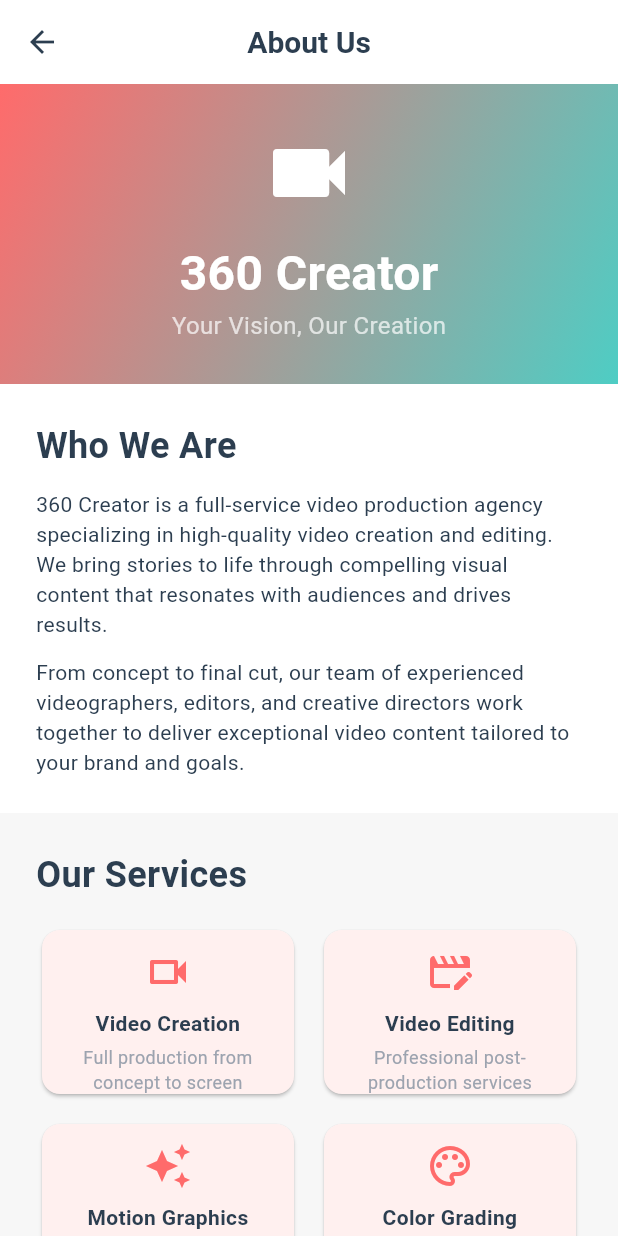
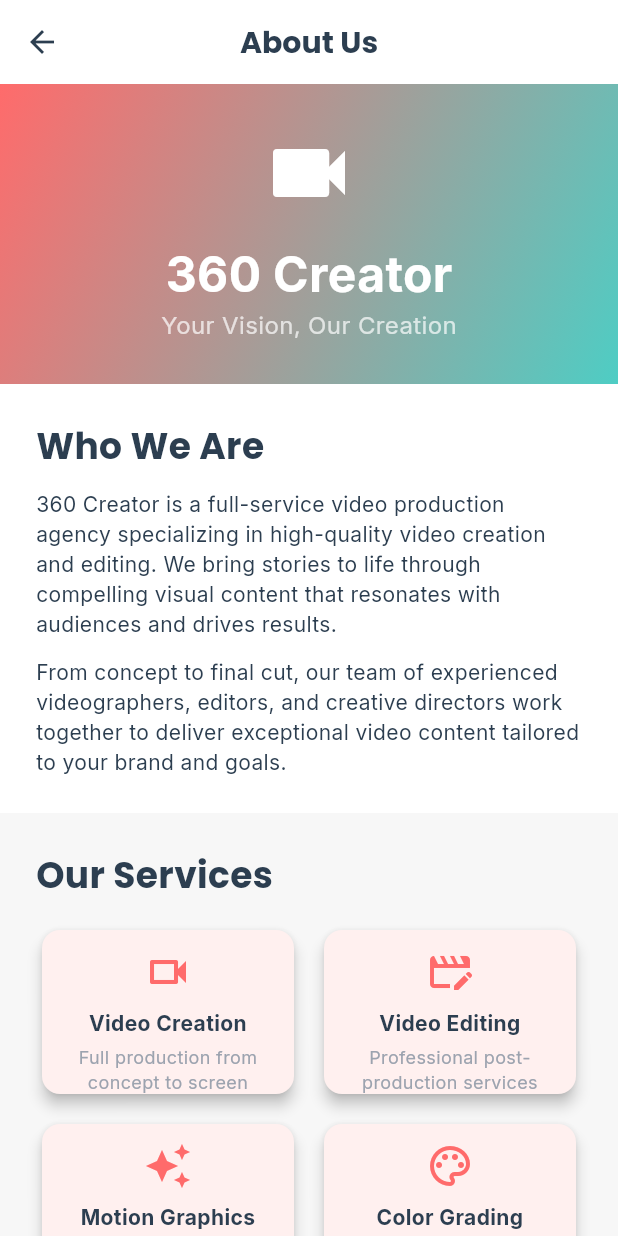
Before and after one commit to yashyamatech/360_creator, a Flutter app: the screen it shows after launch, after a tap on the "info outline" icon, on a phone screen of 412 x 824 dp. Run offline on Flutter 3.47's test engine with Material 3 defaults, Android fonts, the phone set to English and light mode, and no system bars; our stand-ins replace cached_network_image, equatable, flutter_mobx, get_it, go_router, logger and 3 more; missing offline and left inert: mailer; accounts and stored records are empty; generated files the repository leaves out were written again.

Commit message:
Upgrade dependencies, add get_it DI, shimmer loading, Poppins/Inter fonts
pubspec.yaml:
- Expand to full dependency set: dio, chewie, image_picker, formz, get_it,
  flutter_widget_from_html, shimmer, smooth_page_indicator, flutter_svg,
  intl, connectivity_plus, logger, shared_preferences, path_provider,
  responsive_builder, firebase_core/analytics
- Add assets/ dirs (images, icons, animations) and Poppins/Inter font families
- Remove invalid android/ios/web root-level keys

Dependency injection:
- Add lib/config/service_locator.dart — get_it locator registers all
  repositories, EmailService, AppLogger, and MobX stores as lazy singletons
- Update main.dart: call setupServiceLocator() on startup; expose stores via
  Provider.value sourced from locator (single source of truth)

Logging:
- Add lib/shared/utils/app_logger.dart wrapping the logger package
- Update EmailService to use AppLogger instead of print

Theme:
- Update AppTextStyles to use Poppins (headings) and Inter (body) font families
- Expand AppTheme.lightTheme with full TextTheme, outlinedButtonTheme, and
  cardTheme/chipTheme using new fonts

UI:
- Add lib/shared/widgets/shimmer_loading.dart: VideoPostCardShimmer and
  ShimmerBox widgets using the shimmer package
- HomeScreen initial load now shows 4 shimmer card placeholders instead of
  a plain spinner

https://claude.ai/code/session_01PzGMsr8FEY1wEbaZJUe4Wf

```diff
--- /dev/null
+++ b/lib/config/service_locator.dart
@@ -0,0 +1,41 @@
+import 'package:get_it/get_it.dart';
+import '../data/repositories/video_repository.dart';
+import '../data/repositories/inquiry_repository.dart';
+import '../data/repositories/booking_repository.dart';
+import '../shared/utils/email_service.dart';
+import '../shared/utils/app_logger.dart';
+import '../features/home/store/home_store.dart';
+import '../features/inquiry/store/inquiry_store.dart';
+import '../features/booking/store/booking_store.dart';
+
+final GetIt locator = GetIt.instance;
+
+Future<void> setupServiceLocator() async {
+  // ── Utilities ──────────────────────────────────────────────
+  locator.registerLazySingleton<AppLogger>(() => AppLogger());
+  locator.registerLazySingleton<EmailService>(() => EmailService());
+
+  // ── Repositories ───────────────────────────────────────────
+  locator.registerLazySingleton<VideoRepository>(() => VideoRepository());
+  locator.registerLazySingleton<InquiryRepository>(() => InquiryRepository());
+  locator.registerLazySingleton<BookingRepository>(() => BookingRepository());
+
+  // ── Stores ─────────────────────────────────────────────────
+  // Registered as factories so each screen gets a fresh store if needed,
+  // but singletons work fine for this app's scope.
+  locator.registerLazySingleton<HomeStore>(
+    () => HomeStore(locator<VideoRepository>()),
+  );
+  locator.registerLazySingleton<InquiryStore>(
+    () => InquiryStore(
+      locator<InquiryRepository>(),
+      locator<EmailService>(),
+    ),
+  );
+  locator.registerLazySingleton<BookingStore>(
+    () => BookingStore(
+      locator<BookingRepository>(),
+      locator<EmailService>(),
+    ),
+  );
+}
--- a/lib/features/home/pages/home_screen.dart
+++ b/lib/features/home/pages/home_screen.dart
@@ -4,6 +4,7 @@ import 'package:provider/provider.dart';
 import 'package:go_router/go_router.dart';
 import '../../../shared/utils/responsive_helper.dart';
 import '../../../shared/widgets/loading_widget.dart';
+import '../../../shared/widgets/shimmer_loading.dart';
 import '../../../shared/theme/app_colors.dart';
 import '../store/home_store.dart';
 import '../widgets/video_post_card.dart';
@@ -72,7 +73,7 @@ class _HomeScreenState extends State<HomeScreen> {
       body: Observer(
         builder: (_) {
           if (_homeStore.isLoading && _homeStore.videoPosts.isEmpty) {
-            return const Center(child: LoadingWidget());
+            return _buildShimmerList(isMobile);
           }
 
           if (_homeStore.error != null && _homeStore.videoPosts.isEmpty) {
@@ -181,4 +182,18 @@ class _HomeScreenState extends State<HomeScreen> {
       ),
     );
   }
+
+  Widget _buildShimmerList(bool isMobile) {
+    return ListView.builder(
+      padding: EdgeInsets.symmetric(
+        horizontal: isMobile ? 8.0 : 32.0,
+        vertical: 8.0,
+      ),
+      itemCount: 4,
+      itemBuilder: (_, __) => const Padding(
+        padding: EdgeInsets.only(bottom: 16.0),
+        child: VideoPostCardShimmer(),
+      ),
+    );
+  }
 }
--- a/lib/main.dart
+++ b/lib/main.dart
@@ -1,19 +1,22 @@
 import 'package:flutter/material.dart';
 import 'package:provider/provider.dart';
 import 'config/supabase_config.dart';
+import 'config/service_locator.dart';
 import 'shared/theme/app_theme.dart';
 import 'router/app_router.dart';
-import 'data/repositories/video_repository.dart';
-import 'data/repositories/inquiry_repository.dart';
-import 'data/repositories/booking_repository.dart';
-import 'shared/utils/email_service.dart';
 import 'features/home/store/home_store.dart';
 import 'features/inquiry/store/inquiry_store.dart';
 import 'features/booking/store/booking_store.dart';
 
 void main() async {
   WidgetsFlutterBinding.ensureInitialized();
+
+  // Initialise backend
   await SupabaseConfig.initialize();
+
+  // Register all services, repositories, and stores with get_it
+  await setupServiceLocator();
+
   runApp(const MyApp());
 }
 
@@ -22,28 +25,13 @@ class MyApp extends StatelessWidget {
 
   @override
   Widget build(BuildContext context) {
+    // Expose MobX stores via Provider so Observer widgets can react to changes.
+    // Instances are sourced from the get_it locator — single source of truth.
     return MultiProvider(
       providers: [
-        Provider<VideoRepository>(create: (_) => VideoRepository()),
-        Provider<InquiryRepository>(create: (_) => InquiryRepository()),
-        Provider<BookingRepository>(create: (_) => BookingRepository()),
-        Provider<EmailService>(create: (_) => EmailService()),
-        Provider<HomeStore>(
-          create: (context) => HomeStore(context.read<VideoRepository>()),
-          dispose: (_, store) => store.dispose(),
-        ),
-        Provider<InquiryStore>(
-          create: (context) => InquiryStore(
-            context.read<InquiryRepository>(),
-            context.read<EmailService>(),
-          ),
-        ),
-        Provider<BookingStore>(
-          create: (context) => BookingStore(
-            context.read<BookingRepository>(),
-            context.read<EmailService>(),
-          ),
-        ),
+        Provider<HomeStore>.value(value: locator<HomeStore>()),
+        Provider<InquiryStore>.value(value: locator<InquiryStore>()),
+        Provider<BookingStore>.value(value: locator<BookingStore>()),
       ],
       child: MaterialApp.router(
         title: '360 Creator',
--- a/lib/shared/theme/app_text_styles.dart
+++ b/lib/shared/theme/app_text_styles.dart
@@ -2,33 +2,50 @@ import 'package:flutter/material.dart';
 import 'app_colors.dart';
 
 class AppTextStyles {
+  // Poppins is used for headings and display text
+  static const String _headingFont = 'Poppins';
+  // Inter is used for body and UI text
+  static const String _bodyFont = 'Inter';
+
   static const TextStyle headline = TextStyle(
+    fontFamily: _headingFont,
     fontSize: 24,
     fontWeight: FontWeight.bold,
     color: AppColors.textColor,
   );
 
   static const TextStyle subheadline = TextStyle(
+    fontFamily: _headingFont,
     fontSize: 18,
     fontWeight: FontWeight.w600,
     color: AppColors.textColor,
   );
 
   static const TextStyle body = TextStyle(
+    fontFamily: _bodyFont,
     fontSize: 14,
     fontWeight: FontWeight.normal,
     color: AppColors.textColor,
   );
 
   static const TextStyle caption = TextStyle(
+    fontFamily: _bodyFont,
     fontSize: 12,
     fontWeight: FontWeight.normal,
     color: AppColors.darkGrayColor,
   );
 
   static const TextStyle button = TextStyle(
+    fontFamily: _headingFont,
     fontSize: 16,
     fontWeight: FontWeight.w600,
     color: Colors.white,
   );
+
+  static const TextStyle label = TextStyle(
+    fontFamily: _bodyFont,
+    fontSize: 13,
+    fontWeight: FontWeight.w500,
+    color: AppColors.textColor,
+  );
 }
--- a/lib/shared/theme/app_theme.dart
+++ b/lib/shared/theme/app_theme.dart
@@ -8,6 +8,7 @@ class AppTheme {
       useMaterial3: true,
       primaryColor: AppColors.primaryColor,
       scaffoldBackgroundColor: AppColors.backgroundColor,
+      fontFamily: 'Inter',
       colorScheme: ColorScheme.fromSeed(
         seedColor: AppColors.primaryColor,
         primary: AppColors.primaryColor,
@@ -18,6 +19,7 @@ class AppTheme {
         elevation: 0,
         centerTitle: true,
         titleTextStyle: TextStyle(
+          fontFamily: 'Poppins',
           color: AppColors.primaryColor,
           fontSize: 20,
           fontWeight: FontWeight.bold,
@@ -25,14 +27,71 @@ class AppTheme {
         iconTheme: IconThemeData(color: AppColors.textColor),
       ),
       textTheme: const TextTheme(
-        headlineSmall: AppTextStyles.headline,
+        displayLarge: TextStyle(
+          fontFamily: 'Poppins',
+          fontSize: 32,
+          fontWeight: FontWeight.bold,
+          color: AppColors.textColor,
+        ),
+        displayMedium: TextStyle(
+          fontFamily: 'Poppins',
+          fontSize: 28,
+          fontWeight: FontWeight.bold,
+          color: AppColors.textColor,
+        ),
+        headlineLarge: TextStyle(
+          fontFamily: 'Poppins',
+          fontSize: 26,
+          fontWeight: FontWeight.bold,
+          color: AppColors.textColor,
+        ),
+        headlineMedium: AppTextStyles.headline,
+        headlineSmall: AppTextStyles.subheadline,
+        titleLarge: TextStyle(
+          fontFamily: 'Poppins',
+          fontSize: 18,
+          fontWeight: FontWeight.w600,
+          color: AppColors.textColor,
+        ),
+        titleMedium: TextStyle(
+          fontFamily: 'Inter',
+          fontSize: 16,
+          fontWeight: FontWeight.w500,
+          color: AppColors.textColor,
+        ),
+        bodyLarge: TextStyle(
+          fontFamily: 'Inter',
+          fontSize: 16,
+          fontWeight: FontWeight.normal,
+          color: AppColors.textColor,
+        ),
         bodyMedium: AppTextStyles.body,
+        bodySmall: AppTextStyles.caption,
         labelLarge: AppTextStyles.button,
+        labelMedium: AppTextStyles.label,
       ),
       elevatedButtonTheme: ElevatedButtonThemeData(
         style: ElevatedButton.styleFrom(
           backgroundColor: AppColors.primaryColor,
           foregroundColor: Colors.white,
+          textStyle: const TextStyle(
+            fontFamily: 'Poppins',
+            fontWeight: FontWeight.w600,
+          ),
+          padding: const EdgeInsets.symmetric(horizontal: 24, vertical: 12),
+          shape: RoundedRectangleBorder(
+            borderRadius: BorderRadius.circular(8),
+          ),
+        ),
+      ),
+      outlinedButtonTheme: OutlinedButtonThemeData(
+        style: OutlinedButton.styleFrom(
+          foregroundColor: AppColors.primaryColor,
+          textStyle: const TextStyle(
+            fontFamily: 'Poppins',
+            fontWeight: FontWeight.w600,
+          ),
+          side: const BorderSide(color: AppColors.primaryColor),
           padding: const EdgeInsets.symmetric(horizontal: 24, vertical: 12),
           shape: RoundedRectangleBorder(
             borderRadius: BorderRadius.circular(8),
@@ -42,6 +101,10 @@ class AppTheme {
       inputDecorationTheme: InputDecorationTheme(
         filled: true,
         fillColor: AppColors.lightGrayColor,
+        labelStyle: const TextStyle(
+          fontFamily: 'Inter',
+          color: AppColors.darkGrayColor,
+        ),
         border: OutlineInputBorder(
           borderRadius: BorderRadius.circular(8),
           borderSide: const BorderSide(color: AppColors.darkGrayColor),
@@ -61,6 +124,29 @@ class AppTheme {
           borderRadius: BorderRadius.circular(8),
           borderSide: const BorderSide(color: AppColors.errorColor),
         ),
+        focusedErrorBorder: OutlineInputBorder(
+          borderRadius: BorderRadius.circular(8),
+          borderSide: const BorderSide(
+            color: AppColors.errorColor,
+            width: 2,
+          ),
+        ),
+      ),
+      cardTheme: CardThemeData(
+        elevation: 4,
+        shape: RoundedRectangleBorder(
+          borderRadius: BorderRadius.circular(12),
+        ),
+        clipBehavior: Clip.antiAlias,
+      ),
+      chipTheme: ChipThemeData(
+        labelStyle: const TextStyle(
+          fontFamily: 'Inter',
+          fontSize: 11,
+        ),
+        shape: RoundedRectangleBorder(
+          borderRadius: BorderRadius.circular(6),
+        ),
       ),
     );
   }
@@ -70,6 +156,7 @@ class AppTheme {
       useMaterial3: true,
       brightness: Brightness.dark,
       primaryColor: AppColors.primaryColor,
+      fontFamily: 'Inter',
       colorScheme: ColorScheme.fromSeed(
         seedColor: AppColors.primaryColor,
         brightness: Brightness.dark,
--- /dev/null
+++ b/lib/shared/utils/app_logger.dart
@@ -0,0 +1,29 @@
+import 'package:logger/logger.dart';
+
+class AppLogger {
+  static final AppLogger _instance = AppLogger._internal();
+  factory AppLogger() => _instance;
+  AppLogger._internal();
+
+  final Logger _logger = Logger(
+    printer: PrettyPrinter(
+      methodCount: 2,
+      errorMethodCount: 8,
+      lineLength: 120,
+      colors: true,
+      printEmojis: true,
+    ),
+  );
+
+  void d(String message, [Object? error, StackTrace? stackTrace]) =>
+      _logger.d(message, error: error, stackTrace: stackTrace);
+
+  void i(String message, [Object? error, StackTrace? stackTrace]) =>
+      _logger.i(message, error: error, stackTrace: stackTrace);
+
+  void w(String message, [Object? error, StackTrace? stackTrace]) =>
+      _logger.w(message, error: error, stackTrace: stackTrace);
+
+  void e(String message, [Object? error, StackTrace? stackTrace]) =>
+      _logger.e(message, error: error, stackTrace: stackTrace);
+}
--- a/lib/shared/utils/email_service.dart
+++ b/lib/shared/utils/email_service.dart
@@ -1,7 +1,9 @@
 import 'package:mailer/mailer.dart';
 import 'package:mailer/smtp_server.dart';
+import 'app_logger.dart';
 
 class EmailService {
+  final _log = AppLogger();
   // Configure with your Gmail credentials
   // For production, use environment variables or secure storage
   static const String _senderEmail = 'your-email@gmail.com';
@@ -35,7 +37,9 @@ class EmailService {
         );
 
       await send(emailMessage, smtpServer);
-    } catch (e) {
+      _log.i('Inquiry email sent to $clientEmail');
+    } catch (e, st) {
+      _log.e('Failed to send inquiry email', e, st);
       throw Exception('Failed to send inquiry email: $e');
     }
   }
@@ -64,7 +68,9 @@ class EmailService {
         );
 
       await send(emailMessage, smtpServer);
-    } catch (e) {
+      _log.i('Booking confirmation email sent to $clientEmail');
+    } catch (e, st) {
+      _log.e('Failed to send booking confirmation email', e, st);
       throw Exception('Failed to send booking confirmation email: $e');
     }
   }
--- /dev/null
+++ b/lib/shared/widgets/shimmer_loading.dart
@@ -0,0 +1,136 @@
+import 'package:flutter/material.dart';
+import 'package:shimmer/shimmer.dart';
+import '../theme/app_colors.dart';
+
+/// A shimmer placeholder that matches the shape of a [VideoPostCard].
+class VideoPostCardShimmer extends StatelessWidget {
+  const VideoPostCardShimmer({Key? key}) : super(key: key);
+
+  @override
+  Widget build(BuildContext context) {
+    return Card(
+      child: Shimmer.fromColors(
+        baseColor: AppColors.lightGrayColor,
+        highlightColor: Colors.white,
+        child: Column(
+          crossAxisAlignment: CrossAxisAlignment.start,
+          children: [
+            // Thumbnail placeholder
+            AspectRatio(
+              aspectRatio: 16 / 9,
+              child: Container(color: Colors.white),
+            ),
+            Padding(
+              padding: const EdgeInsets.all(12),
+              child: Column(
+                crossAxisAlignment: CrossAxisAlignment.start,
+                children: [
+                  // Title
+                  Container(
+                    height: 18,
+                    width: double.infinity,
+                    decoration: BoxDecoration(
+                      color: Colors.white,
+                      borderRadius: BorderRadius.circular(4),
+                    ),
+                  ),
+                  const SizedBox(height: 8),
+                  // Subtitle
+                  Container(
+                    height: 14,
+                    width: 160,
+                    decoration: BoxDecoration(
+                      color: Colors.white,
+                      borderRadius: BorderRadius.circular(4),
+                    ),
+                  ),
+                  const SizedBox(height: 12),
+                  // Body lines
+                  Container(
+                    height: 12,
+                    width: double.infinity,
+                    decoration: BoxDecoration(
+                      color: Colors.white,
+                      borderRadius: BorderRadius.circular(4),
+                    ),
+                  ),
+                  const SizedBox(height: 6),
+                  Container(
+                    height: 12,
+                    width: double.infinity,
+                    decoration: BoxDecoration(
+                      color: Colors.white,
+                      borderRadius: BorderRadius.circular(4),
+                    ),
+                  ),
+                  const SizedBox(height: 6),
+                  Container(
+                    height: 12,
+                    width: 200,
+                    decoration: BoxDecoration(
+                      color: Colors.white,
+                      borderRadius: BorderRadius.circular(4),
+                    ),
+                  ),
+                  const SizedBox(height: 12),
+                  // Likes / views row
+                  Row(
+                    mainAxisAlignment: MainAxisAlignment.spaceBetween,
+                    children: [
+                      Container(
+                        height: 12,
+                        width: 60,
+                        decoration: BoxDecoration(
+                          color: Colors.white,
+                          borderRadius: BorderRadius.circular(4),
+                        ),
+                      ),
+                      Container(
+                        height: 12,
+                        width: 40,
+                        decoration: BoxDecoration(
+                          color: Colors.white,
+                          borderRadius: BorderRadius.circular(4),
+                        ),
+                      ),
+                    ],
+                  ),
+                ],
+              ),
+            ),
+          ],
+        ),
+      ),
+    );
+  }
+}
+
+/// Generic shimmer block — useful for any rectangular placeholder.
+class ShimmerBox extends StatelessWidget {
+  final double width;
+  final double height;
+  final double borderRadius;
+
+  const ShimmerBox({
+    Key? key,
+    required this.width,
+    required this.height,
+    this.borderRadius = 4,
+  }) : super(key: key);
+
+  @override
+  Widget build(BuildContext context) {
+    return Shimmer.fromColors(
+      baseColor: AppColors.lightGrayColor,
+      highlightColor: Colors.white,
+      child: Container(
+        width: width,
+        height: height,
+        decoration: BoxDecoration(
+          color: Colors.white,
+          borderRadius: BorderRadius.circular(borderRadius),
+        ),
+      ),
+    );
+  }
+}
```
Also changed, not shown: pubspec.yaml (+82 -21 lines), 5 other files.
